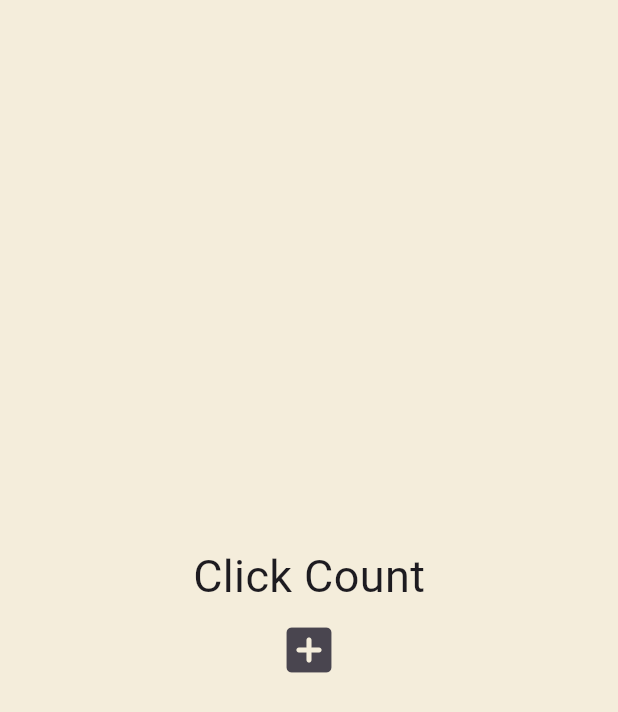
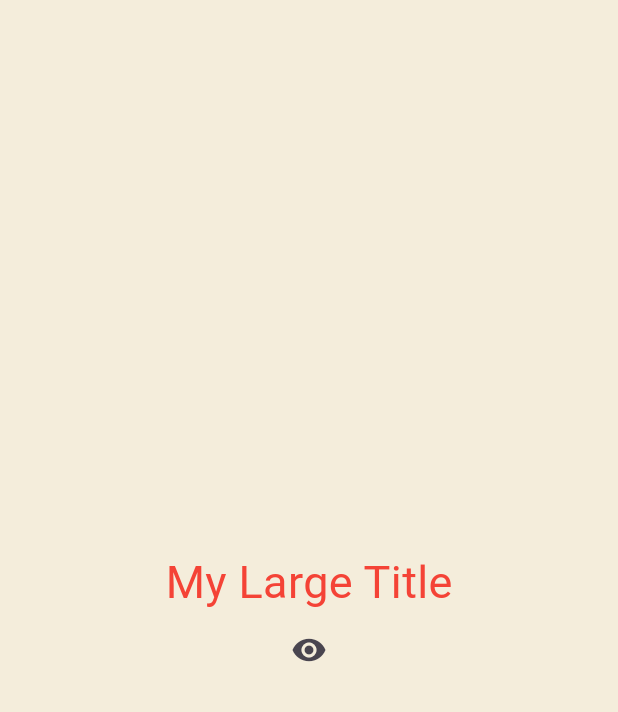
Before and after one commit to ansdmswl0722/toonflix, a Flutter app: the screen it shows after launch, on a phone screen of 412 x 824 dp. Shown: the top 712 px of the screen. Run offline on Flutter 3.47's test engine with Material 3 defaults, Android fonts, the phone set to English and light mode, and no system bars.

```diff
--- a/lib/main.dart
+++ b/lib/main.dart
@@ -12,35 +12,36 @@ class App extends StatefulWidget {
 }
 
 class _AppState extends State<App> {
-  List<int> numbers = [];
+  bool showTitle = true;
 
-  void onClicked() {
+  void toggleTitle() {
     setState(() {
-      numbers.add(numbers.length);
+      showTitle = !showTitle;
     });
   }
 
   @override
   Widget build(BuildContext context) {
     return MaterialApp(
+      theme: ThemeData(
+        textTheme: const TextTheme(
+          titleLarge: TextStyle(
+            color: Colors.red,
+          ),
+        ),
+      ),
       home: Scaffold(
         backgroundColor: const Color(0xFFF4EDDB),
         body: Center(
           child: Column(
             mainAxisAlignment: MainAxisAlignment.center,
             children: [
-              const Text(
-                'Click Count',
-                style: TextStyle(fontSize: 30),
-              ),
-              for (var n in numbers) Text('$n'),
+              showTitle ? const MyLargeTitle() : const Text('nothing'),
               IconButton(
-                iconSize: 40,
-                onPressed: onClicked,
-                icon: const Icon(
-                  Icons.add_box_rounded,
-                ),
-              ),
+                  onPressed: toggleTitle,
+                  icon: const Icon(
+                    Icons.remove_red_eye,
+                  ))
             ],
           ),
         ),
@@ -48,3 +49,39 @@ class _AppState extends State<App> {
     );
   }
 }
+
+class MyLargeTitle extends StatefulWidget {
+  const MyLargeTitle({
+    super.key,
+  });
+
+  @override
+  State<MyLargeTitle> createState() => _MyLargeTitleState();
+}
+
+class _MyLargeTitleState extends State<MyLargeTitle> {
+  int count = 0;
+  @override
+  void initState() {
+    super.initState();
+    print('initState!');
+  }
+
+  @override
+  void dispose() {
+    super.dispose();
+    print("dispose");
+  }
+
+  @override
+  Widget build(BuildContext context) {
+    print('build!');
+    return Text(
+      'My Large Title',
+      style: TextStyle(
+        fontSize: 30,
+        color: Theme.of(context).textTheme.titleLarge?.color,
+      ),
+    );
+  }
+}
```
